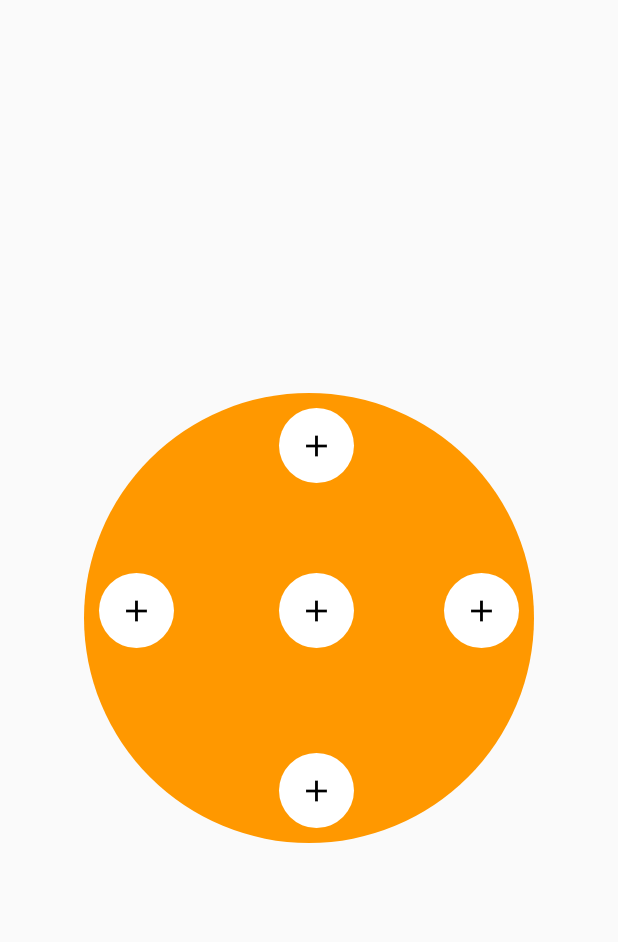
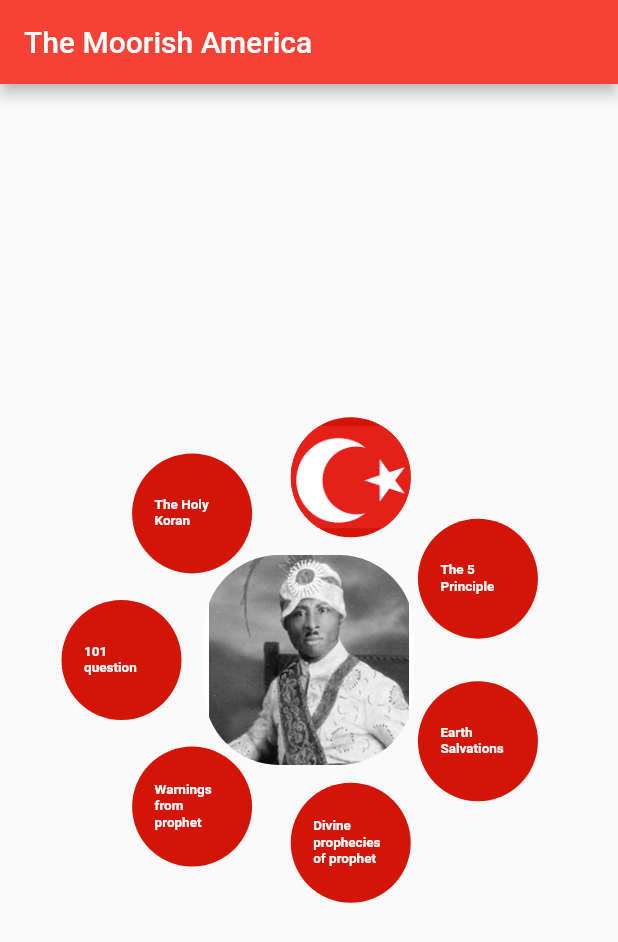
Before and after one commit to MaherabHossain/aripocapps, a Flutter app: the screen it shows after launch, on a phone screen of 412 x 824 dp. Shown: the top 942 px of the screen. Run offline on Flutter 3.47's test engine with Material 2 defaults, Android fonts, the light colour scheme and no system bars.

Commit message:
add image and change image and circle size

```diff
--- a/lib/screens/home.dart
+++ b/lib/screens/home.dart
@@ -1,6 +1,8 @@
 import 'package:flutter/material.dart';
 import 'package:flutter/src/widgets/framework.dart';
 import 'package:flutter/src/widgets/placeholder.dart';
+
+import 'dart:math';
 
 class HomeScreen extends StatefulWidget {
   @override
@@ -8,73 +10,117 @@ class HomeScreen extends StatefulWidget {
 }
 
 class _HomeScreenState extends State<HomeScreen> {
+  // This widget is the root of your application.
   @override
   Widget build(BuildContext context) {
-    Widget bigCircle = new Container(
-      width: 300.0,
-      height: 300.0,
-      decoration: new BoxDecoration(
-        color: Colors.orange,
-        shape: BoxShape.circle,
+    return new MaterialApp(
+      title: 'Flutter Demo',
+      theme: new ThemeData(
+        primarySwatch: Colors.blue,
       ),
+      home: new HomePage(),
     );
+  }
+}
 
-    return new Material(
-      //color: Colors.black,
-      child: new Center(
-        child: new Stack(
-          children: <Widget>[
-            bigCircle,
-            new Positioned(
-              child: new CircleButton(),
-              top: 10.0,
-              left: 130.0,
-            ),
-            new Positioned(
-              child: new CircleButton(),
-              top: 120.0,
-              left: 10.0,
-            ),
-            new Positioned(
-              child: new CircleButton(),
-              top: 120.0,
-              right: 10.0,
-            ),
-            new Positioned(
-              child: new CircleButton(),
-              top: 240.0,
-              left: 130.0,
-            ),
-            new Positioned(
-              child: new CircleButton(),
-              top: 120.0,
-              left: 130.0,
-            ),
-          ],
+class HomePage extends StatefulWidget {
+  @override
+  _HomePageState createState() => _HomePageState();
+}
+
+class _HomePageState extends State<HomePage> {
+  List<int> data = [
+    1,
+    2,
+    3,
+    4,
+    5,
+    6,
+    7,
+    8,
+  ];
+
+  double radius = 125.0;
+
+  List<Widget> list() {
+    final double firstItemAngle = pi;
+    final double lastItemAngle = pi;
+    final double angleDiff = (firstItemAngle + lastItemAngle) / 7;
+    double currentAngle = firstItemAngle;
+
+    return data.map((int index) {
+      currentAngle += angleDiff;
+      return _radialListItem(currentAngle, index);
+    }).toList();
+  }
+
+  Widget _radialListItem(double angle, int index) {
+    final x = cos(angle) * radius;
+    final y = sin(angle) * radius;
+    List<String> content = [
+      "image",
+      "star",
+      "The 5 Principle",
+      "Earth Salvations",
+      "Divine    prophecies of prophet ",
+      "Warnings from prophet",
+      "101 question",
+      "The Holy Koran ",
+    ];
+    return Center(
+      child: Transform(
+        transform: index == 1
+            ? Matrix4.translationValues(0.0, 0.0, 0.0)
+            : Matrix4.translationValues(x, y, 0.0),
+        child: Container(
+          height: index == 1 ? 140 : 80,
+          width: index == 1 ? 140 : 80,
+          decoration: BoxDecoration(
+              borderRadius: BorderRadius.circular(50),
+              color:
+                  index != 1 ? Color.fromARGB(255, 210, 21, 7) : Colors.white),
+          child: index == 1
+              ? ClipRRect(
+                  borderRadius: BorderRadius.circular(50),
+                  child: Image.asset(
+                    "assets/drew_ali.jpeg",
+                    height: 140,
+                    width: 140,
+                  ),
+                )
+              : index == 2
+                  ? ClipRRect(
+                      borderRadius: BorderRadius.circular(50),
+                      child: Image.asset(
+                        "assets/star.png",
+                        height: 80,
+                        width: 80,
+                      ),
+                    )
+                  : Padding(
+                      padding: const EdgeInsets.all(15.0),
+                      child: Center(
+                          child: Text(
+                        content[index - 1],
+                        style: TextStyle(
+                            color: Colors.white,
+                            fontWeight: FontWeight.w600,
+                            fontSize: 9),
+                      )),
+                    ),
         ),
       ),
     );
   }
-}
 
-class CircleButton extends StatelessWidget {
   @override
   Widget build(BuildContext context) {
-    double size = 50.0;
-
-    return new InkResponse(
-      child: new Container(
-        width: size,
-        height: size,
-        decoration: new BoxDecoration(
-          color: Colors.white,
-          shape: BoxShape.circle,
-        ),
-        child: new Icon(
-          Icons.add,
-          color: Colors.black,
-        ),
+    return Scaffold(
+      appBar: new AppBar(
+        title: new Text("The Moorish America"),
+        backgroundColor: Colors.red,
       ),
+      body: Stack(children: list()),
     );
   }
 }
--- a/pubspec.yaml
+++ b/pubspec.yaml
@@ -59,9 +59,8 @@ flutter:
   uses-material-design: true
 
   # To add assets to your application, add an assets section, like this:
-  # assets:
-  #   - images/a_dot_burr.jpeg
-  #   - images/a_dot_ham.jpeg
+  assets:
+    - assets/
 
   # An image asset can refer to one or more resolution-specific "variants", see
   # https://flutter.dev/assets-and-images/#resolution-aware
```
Also changed, not shown: assets/Simulator Screenshot - iPhone 8 - 2023-04-15 at 23.06.20.png (added), assets/drew_ali.jpeg (added), assets/star.png (added).
